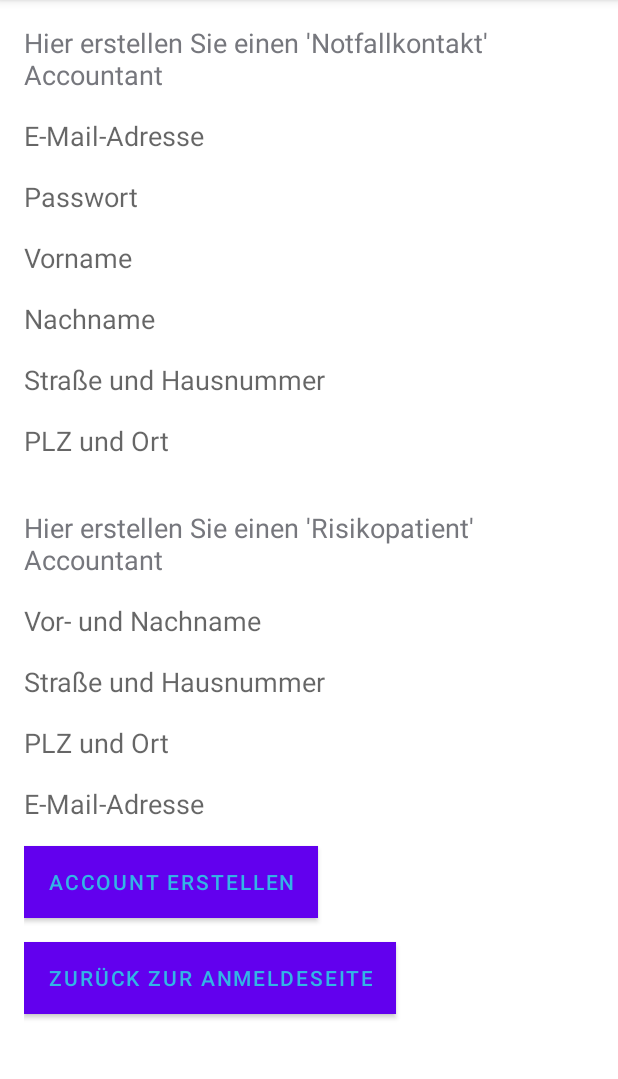
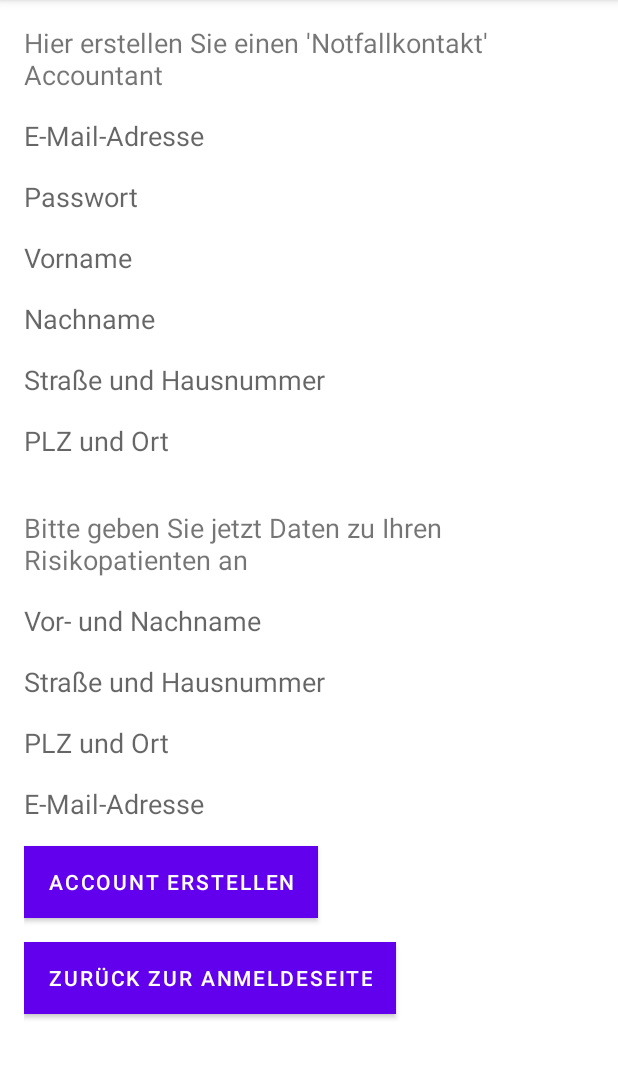
Before and after one commit to PhilippWeinhandl16/sturzapp, an Android app: the notfallkontakt_erstellen screen opened directly, with no data from a screen before it, on a phone screen of 412 x 824 dp, the part 84-1163 px from its top. Run offline under Robolectric (Android 15) with nearby library versions, the phone set to English and light mode, and no system bars.

Commit message:
Farbe geändert damit es bei mir geht

```diff
--- a/app/src/main/res/layout/activity_notfallkontakt_erstellen.xml
+++ b/app/src/main/res/layout/activity_notfallkontakt_erstellen.xml
@@ -12,7 +12,6 @@
         android:layout_width="wrap_content"
         android:layout_height="wrap_content"
         android:text="Hier erstellen Sie einen 'Notfallkontakt' Accountant"
-        android:textColor="@color/material_dynamic_neutral50"
         android:textSize="18sp"
         android:textStyle="normal" />
 
@@ -85,8 +84,7 @@
         android:layout_height="wrap_content"
         android:layout_below="@id/divider"
         android:layout_marginTop="16dp"
-        android:text="Hier erstellen Sie einen 'Risikopatient' Accountant"
-        android:textColor="@color/material_dynamic_neutral50"
+        android:text="Bitte geben Sie jetzt Daten zu Ihren Risikopatienten an"
         android:textSize="18sp"
         android:textStyle="normal" />
 
@@ -134,7 +132,7 @@
         android:layout_marginTop="16dp"
         android:background="@android:color/white"
         android:text="Account erstellen"
-        android:textColor="@android:color/holo_blue_light" />
+        android:textColor="@color/white" />
 
     <Button
         android:id="@+id/buttonZurückZurMainActivity"
@@ -144,6 +142,6 @@
         android:layout_marginTop="16dp"
         android:background="@android:color/white"
         android:text="Zurück zur Anmeldeseite"
-        android:textColor="@android:color/holo_blue_light" />
+        android:textColor="@color/white" />
 
 </RelativeLayout>
--- a/app/src/main/res/layout/activity_risikopatient_erstellen.xml
+++ b/app/src/main/res/layout/activity_risikopatient_erstellen.xml
@@ -12,7 +12,6 @@
         android:layout_width="wrap_content"
         android:layout_height="wrap_content"
         android:text="Hier erstellen Sie einen 'Risikopatienten' Accountant"
-        android:textColor="@color/material_dynamic_neutral50"
         android:textSize="18sp"
         android:textStyle="normal" />
 
@@ -86,7 +85,6 @@
         android:layout_below="@id/divider"
         android:layout_marginTop="16dp"
         android:text="Eingabe des Notfallkontakts"
-        android:textColor="@color/material_dynamic_neutral50"
         android:textSize="18sp"
         android:textStyle="normal" />
 
@@ -134,7 +132,7 @@
         android:layout_marginTop="16dp"
         android:background="@android:color/white"
         android:text="Account erstellen"
-        android:textColor="@color/material_dynamic_neutral50" />
+        android:textColor="@color/white" />
 
     <Button
         android:id="@+id/buttonZurückZurMainActivity"
@@ -144,7 +142,7 @@
         android:layout_marginTop="16dp"
         android:background="@android:color/white"
         android:text="Zurück zur Anmeldeseite"
-        android:textColor="@android:color/holo_blue_light" />
+        android:textColor="@android:color/white" />
 
 
 </RelativeLayout>
```
